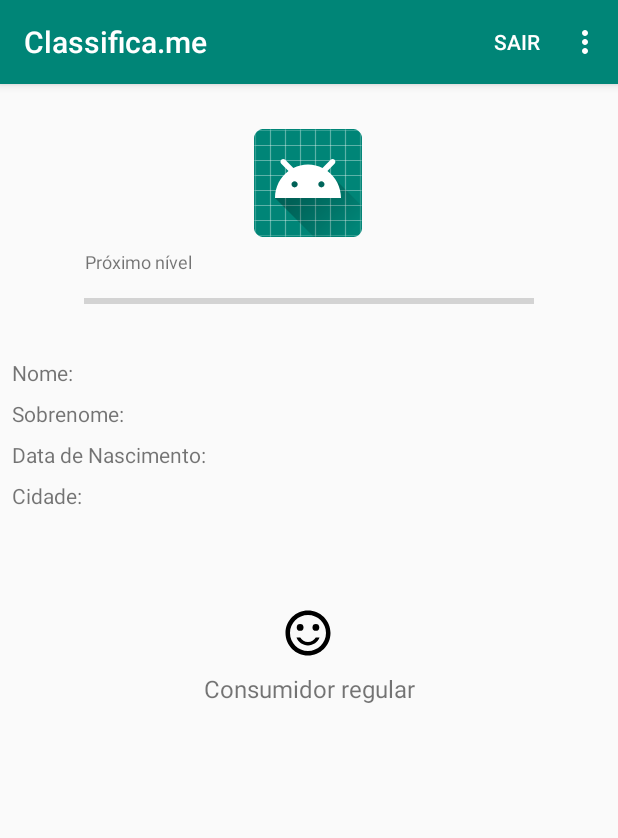
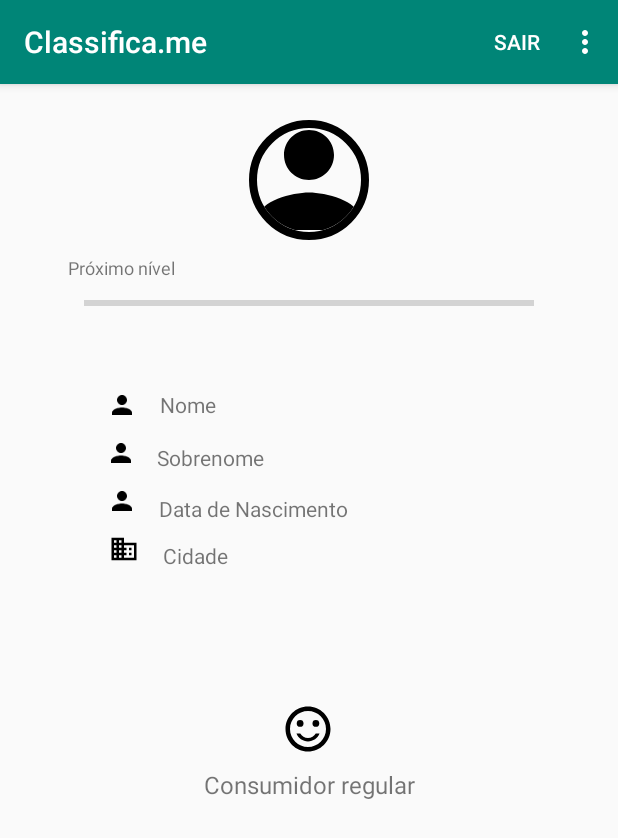
Before and after one commit to codered-co/classifica-me-app, an Android app: the fragment PerfilFragment shown on its own in the app's theme, on a phone screen of 412 x 824 dp. Shown: the top 838 px of the screen. Run offline under Robolectric (Android 15) with nearby library versions, the phone set to English and light mode, and no system bars; our stand-ins replace CircleImageView, Firebase (no records; nobody signed in at launch, a user with empty details on screens opened directly).

Commit message:
reformulando tela de perfil com correções no layout e adicionando lib circle image

```diff
--- a/app/build.gradle
+++ b/app/build.gradle
@@ -21,6 +21,8 @@ android {
 dependencies {
     implementation fileTree(dir: 'libs', include: ['*.jar'])
     implementation 'com.android.support:appcompat-v7:28.0.0'
+
+    implementation'de.hdodenhof:circleimageview:2.1.0'
     implementation 'com.android.support.constraint:constraint-layout:1.1.3'
     testImplementation 'junit:junit:4.12'
     androidTestImplementation 'com.android.support.test:runner:1.0.2'
--- a/app/src/main/java/com/example/classificame/fragment/PerfilFragment.java
+++ b/app/src/main/java/com/example/classificame/fragment/PerfilFragment.java
@@ -30,9 +30,8 @@ public class PerfilFragment extends Fragment {
     private ImageView imageViewPerfil, imageViewEmblema;
 
     public PerfilFragment() {
-
+        //Constructor
     }
-
 
     @Override
     public View onCreateView(LayoutInflater inflater, ViewGroup container,
--- a/app/src/main/res/layout/fragment_perfil.xml
+++ b/app/src/main/res/layout/fragment_perfil.xml
@@ -4,59 +4,90 @@
     xmlns:tools="http://schemas.android.com/tools"
     android:layout_width="match_parent"
     android:layout_height="match_parent"
+    android:layout_gravity="center"
+    android:orientation="vertical"
     tools:context=".fragment.PerfilFragment">
 
     <!-- TODO: Update blank fragment layout -->
 
+
     <ImageView
-        android:id="@+id/imageView_perfil_usuario"
-        android:layout_width="wrap_content"
-        android:layout_height="wrap_content"
+        android:id="@+id/imageView_sobrenome_perfil"
+        android:layout_width="20dp"
+        android:layout_height="20dp"
         android:layout_marginStart="8dp"
-        android:layout_marginTop="30dp"
+        android:layout_marginTop="12dp"
         android:layout_marginEnd="8dp"
-        android:src="@mipmap/ic_launcher_round"
-        app:layout_constraintEnd_toEndOf="parent"
-        app:layout_constraintHorizontal_bias="0.498"
+        android:src="@drawable/ic_pessoa"
+        app:layout_constraintEnd_toStartOf="@+id/textView_sobrenome_perfil"
+        app:layout_constraintHorizontal_bias="0.911"
         app:layout_constraintStart_toStartOf="parent"
-        app:layout_constraintTop_toTopOf="parent"
-        tools:src="@tools:sample/avatars[3]" />
+        app:layout_constraintTop_toBottomOf="@+id/imageView_nome_perfil" />
+
+    <LinearLayout
+        android:id="@+id/linearLayout"
+        android:layout_width="match_parent"
+        android:layout_height="180dp"
+        android:gravity="center_vertical"
+        android:orientation="vertical"
+        tools:ignore="MissingConstraints"
+        tools:layout_editor_absoluteX="34dp"
+        tools:layout_editor_absoluteY="0dp">
+
+        <de.hdodenhof.circleimageview.CircleImageView
+            android:id="@+id/imageView_perfil_usuario"
+            android:layout_width="100dp"
+            android:layout_height="80dp"
+            android:layout_gravity="center"
+            android:layout_marginStart="8dp"
+            android:layout_marginEnd="8dp"
+            android:src="@drawable/ic_pessoa"
+            app:civ_border_width="5dp"
+            tools:ignore="MissingConstraints" />
+
+        <TextView
+            android:id="@+id/textView_proximo_nivel_perfil"
+            android:layout_width="wrap_content"
+            android:layout_height="wrap_content"
+            android:layout_marginStart="45dp"
+            android:layout_marginTop="10dp"
+            android:layout_marginEnd="8dp"
+            android:text="Próximo nível"
+            android:textSize="12sp" />
+
+        <ProgressBar
+            android:id="@+id/progressBar_perfil_user"
+            style="?android:attr/progressBarStyleHorizontal"
+            android:layout_width="300dp"
+            android:layout_height="20dp"
+            android:layout_gravity="center"
+            android:layout_marginStart="8dp"
+            android:layout_marginTop="5dp"
+            android:layout_marginEnd="8dp" />
+
+
+    </LinearLayout>
 
     <TextView
         android:id="@+id/textView_nome_perfil"
         android:layout_width="wrap_content"
         android:layout_height="wrap_content"
-        android:layout_marginStart="8dp"
-        android:layout_marginTop="28dp"
-        android:layout_marginEnd="8dp"
-        android:text="Nome:"
+        android:layout_marginTop="24dp"
+        android:layout_marginEnd="268dp"
+        android:text="Nome"
         android:textSize="14sp"
         app:layout_constraintEnd_toEndOf="parent"
-        app:layout_constraintHorizontal_bias="0.0"
-        app:layout_constraintStart_toStartOf="parent"
-        app:layout_constraintTop_toBottomOf="@+id/progressBar_perfil_user" />
-
-    <ProgressBar
-        android:id="@+id/progressBar_perfil_user"
-        style="?android:attr/progressBarStyleHorizontal"
-        android:layout_width="300dp"
-        android:layout_height="20dp"
-        android:layout_marginStart="8dp"
-        android:layout_marginTop="8dp"
-        android:layout_marginEnd="8dp"
-        app:layout_constraintEnd_toEndOf="parent"
-        app:layout_constraintStart_toStartOf="parent"
-        app:layout_constraintTop_toBottomOf="@+id/textView_proximo_nivel_perfil" />
+        app:layout_constraintTop_toBottomOf="@+id/linearLayout" />
 
     <TextView
         android:id="@+id/textView_sobrenome_perfil"
-        android:layout_width="wrap_content"
-        android:layout_height="wrap_content"
-        android:layout_marginStart="8dp"
-        android:layout_marginTop="8dp"
-        android:text="Sobrenome:"
+        android:layout_width="79dp"
+        android:layout_height="18dp"
+        android:layout_marginTop="16dp"
+        android:layout_marginEnd="228dp"
+        android:text="Sobrenome"
         android:textSize="14sp"
-        app:layout_constraintStart_toStartOf="parent"
+        app:layout_constraintEnd_toEndOf="parent"
         app:layout_constraintTop_toBottomOf="@+id/textView_nome_perfil" />
 
     <ImageView
@@ -64,7 +95,7 @@
         android:layout_width="44dp"
         android:layout_height="36dp"
         android:layout_marginStart="8dp"
-        android:layout_marginTop="64dp"
+        android:layout_marginTop="88dp"
         android:layout_marginEnd="8dp"
         android:src="@drawable/ic_sentiment"
         android:textSize="16sp"
@@ -77,28 +108,22 @@
         android:id="@+id/textView_data_perfil"
         android:layout_width="wrap_content"
         android:layout_height="wrap_content"
-        android:layout_marginStart="8dp"
-        android:layout_marginTop="8dp"
-        android:layout_marginEnd="8dp"
-        android:text="Data de Nascimento:"
+        android:layout_marginTop="16dp"
+        android:layout_marginEnd="180dp"
+        android:text="Data de Nascimento"
         android:textSize="14sp"
         app:layout_constraintEnd_toEndOf="parent"
-        app:layout_constraintHorizontal_bias="0.0"
-        app:layout_constraintStart_toStartOf="parent"
         app:layout_constraintTop_toBottomOf="@+id/textView_sobrenome_perfil" />
 
     <TextView
         android:id="@+id/textView_cidade_perfil"
         android:layout_width="wrap_content"
         android:layout_height="wrap_content"
-        android:layout_marginStart="8dp"
-        android:layout_marginTop="8dp"
-        android:layout_marginEnd="8dp"
-        android:text="Cidade:"
+        android:layout_marginTop="12dp"
+        android:layout_marginEnd="260dp"
+        android:text="Cidade"
         android:textSize="14sp"
         app:layout_constraintEnd_toEndOf="parent"
-        app:layout_constraintHorizontal_bias="0.0"
-        app:layout_constraintStart_toStartOf="parent"
         app:layout_constraintTop_toBottomOf="@+id/textView_data_perfil" />
 
     <TextView
@@ -108,24 +133,49 @@
         android:layout_marginStart="8dp"
         android:layout_marginTop="8dp"
         android:layout_marginEnd="8dp"
+        android:text="Consumidor regular"
         android:textSize="16sp"
-        android:text="Consumidor regular"
         app:layout_constraintEnd_toEndOf="parent"
         app:layout_constraintStart_toStartOf="parent"
         app:layout_constraintTop_toBottomOf="@+id/imageView_emblema_perfil" />
 
-    <TextView
-        android:id="@+id/textView_proximo_nivel_perfil"
-        android:layout_width="wrap_content"
-        android:layout_height="wrap_content"
+    <ImageView
+        android:id="@+id/imageView_nome_perfil"
+        android:layout_width="20dp"
+        android:layout_height="20dp"
         android:layout_marginStart="8dp"
-        android:layout_marginTop="8dp"
+        android:layout_marginTop="24dp"
         android:layout_marginEnd="8dp"
-        android:text="Próximo nível"
-        android:textSize="12sp"
-        app:layout_constraintEnd_toEndOf="parent"
-        app:layout_constraintHorizontal_bias="0.149"
+        android:src="@drawable/ic_pessoa"
+        app:layout_constraintEnd_toStartOf="@+id/textView_nome_perfil"
+        app:layout_constraintHorizontal_bias="0.9"
         app:layout_constraintStart_toStartOf="parent"
-        app:layout_constraintTop_toBottomOf="@+id/imageView_perfil_usuario" />
+        app:layout_constraintTop_toBottomOf="@+id/linearLayout" />
+
+    <ImageView
+        android:id="@+id/imageView_data_nasc_perfil"
+        android:layout_width="20dp"
+        android:layout_height="20dp"
+        android:layout_marginStart="8dp"
+        android:layout_marginTop="12dp"
+        android:layout_marginEnd="8dp"
+        android:src="@drawable/ic_pessoa"
+        app:layout_constraintEnd_toStartOf="@+id/textView_sobrenome_perfil"
+        app:layout_constraintHorizontal_bias="0.926"
+        app:layout_constraintStart_toStartOf="parent"
+        app:layout_constraintTop_toBottomOf="@+id/imageView_sobrenome_perfil" />
+
+    <ImageView
+        android:id="@+id/imageView_cidade_perfil"
+        android:layout_width="20dp"
+        android:layout_height="20dp"
+        android:layout_marginStart="8dp"
+        android:layout_marginTop="12dp"
+        android:layout_marginEnd="8dp"
+        android:src="@drawable/ic_business"
+        app:layout_constraintEnd_toStartOf="@+id/textView_cidade_perfil"
+        app:layout_constraintHorizontal_bias="0.887"
+        app:layout_constraintStart_toStartOf="parent"
+        app:layout_constraintTop_toBottomOf="@+id/imageView_data_nasc_perfil" />
 
 </android.support.constraint.ConstraintLayout>
```
Also changed, not shown: 3 other files.
